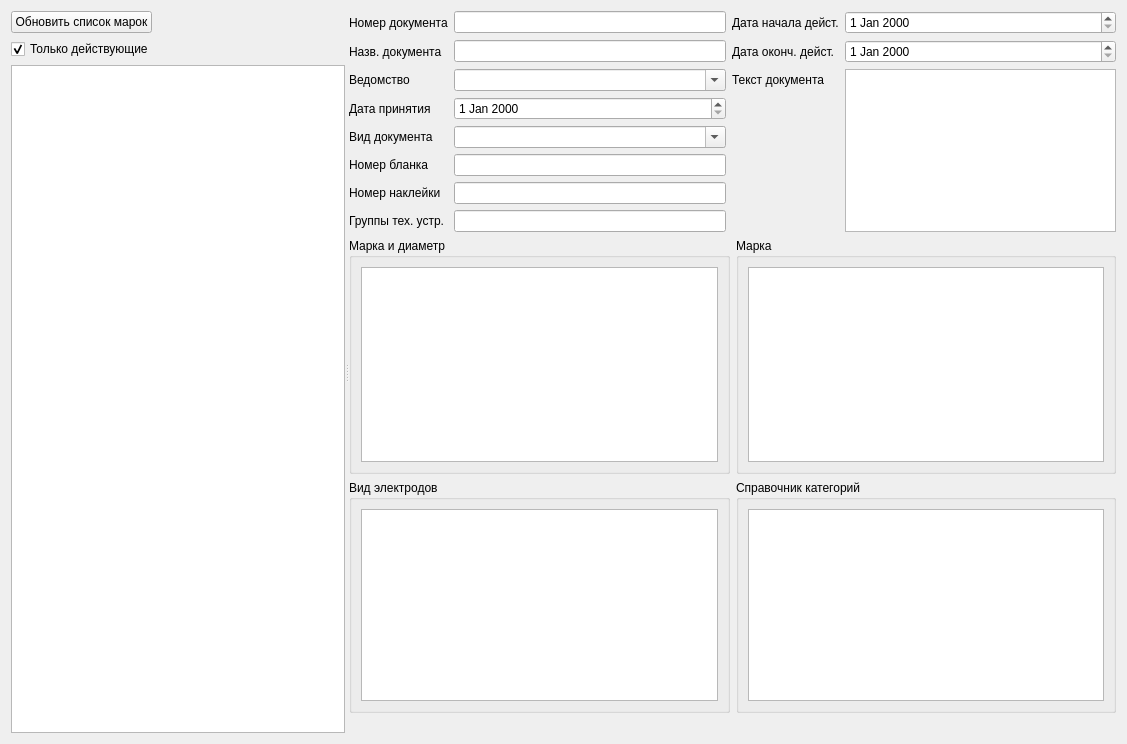
Above: formdoc.ui from Sergeyego/el_sert before the change. Below: the same form after it.
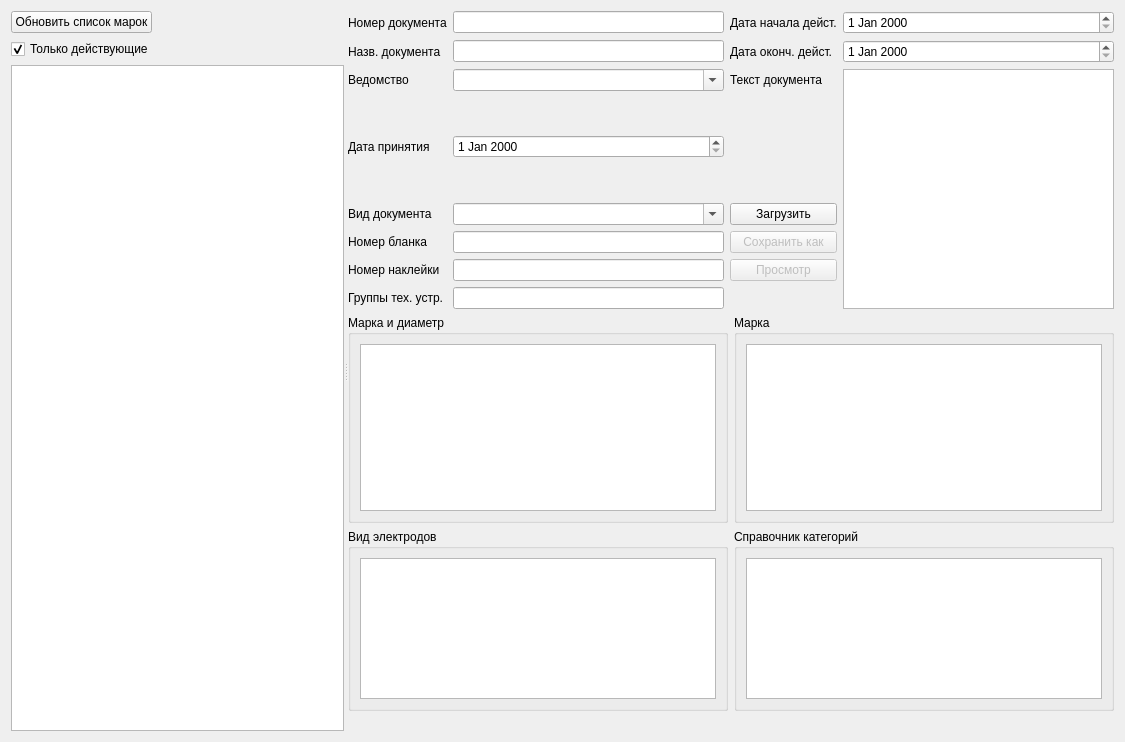
That is the form after the change. Icons and pictures are not drawn. Custom widgets are drawn as their Qt base class.

Patch:
```diff
--- a/formdoc.ui
+++ b/formdoc.ui
@@ -6,8 +6,8 @@
    <rect>
     <x>0</x>
     <y>0</y>
-    <width>1127</width>
-    <height>744</height>
+    <width>1125</width>
+    <height>742</height>
    </rect>
   </property>
   <property name="windowTitle">
@@ -19,7 +19,7 @@
      <property name="orientation">
       <enum>Qt::Horizontal</enum>
      </property>
-     <widget class="QWidget" name="">
+     <widget class="QWidget" name="layoutWidget">
       <layout class="QVBoxLayout" name="verticalLayout_6">
        <item>
         <layout class="QHBoxLayout" name="horizontalLayout">
@@ -186,6 +186,64 @@
          <item row="2" column="3" rowspan="6">
           <widget class="QPlainTextEdit" name="textEditDoc"/>
          </item>
+         <item row="3" column="2">
+          <widget class="QLabel" name="labelSert">
+           <property name="sizePolicy">
+            <sizepolicy hsizetype="Fixed" vsizetype="Fixed">
+             <horstretch>0</horstretch>
+             <verstretch>0</verstretch>
+            </sizepolicy>
+           </property>
+           <property name="minimumSize">
+            <size>
+             <width>100</width>
+             <height>100</height>
+            </size>
+           </property>
+           <property name="maximumSize">
+            <size>
+             <width>100</width>
+             <height>100</height>
+            </size>
+           </property>
+           <property name="text">
+            <string/>
+           </property>
+           <property name="pixmap">
+            <pixmap resource="res.qrc">:/images/notok.png</pixmap>
+           </property>
+           <property name="scaledContents">
+            <bool>true</bool>
+           </property>
+          </widget>
+         </item>
+         <item row="4" column="2">
+          <widget class="QPushButton" name="pushButtonUpload">
+           <property name="text">
+            <string>Загрузить</string>
+           </property>
+          </widget>
+         </item>
+         <item row="5" column="2">
+          <widget class="QPushButton" name="pushButtonSaveAs">
+           <property name="enabled">
+            <bool>false</bool>
+           </property>
+           <property name="text">
+            <string>Сохранить как</string>
+           </property>
+          </widget>
+         </item>
+         <item row="6" column="2">
+          <widget class="QPushButton" name="pushButtonView">
+           <property name="enabled">
+            <bool>false</bool>
+           </property>
+           <property name="text">
+            <string>Просмотр</string>
+           </property>
+          </widget>
+         </item>
         </layout>
        </item>
        <item>
```
Left out of the diff: 4 changed lines with no effect on the pictures.
